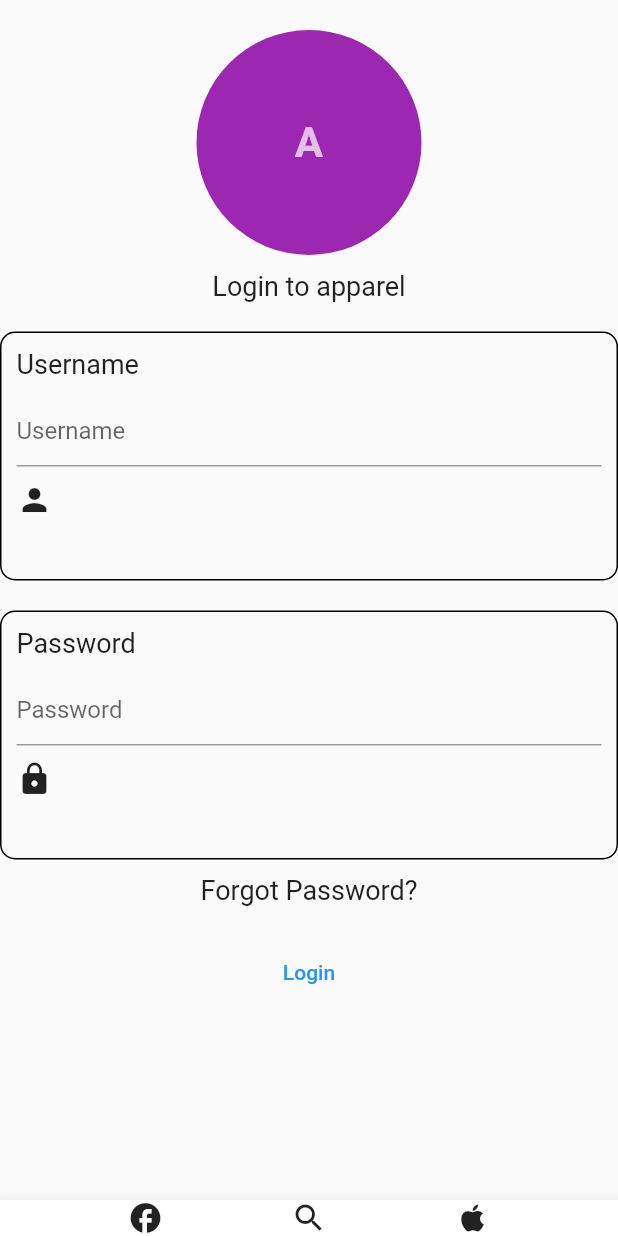
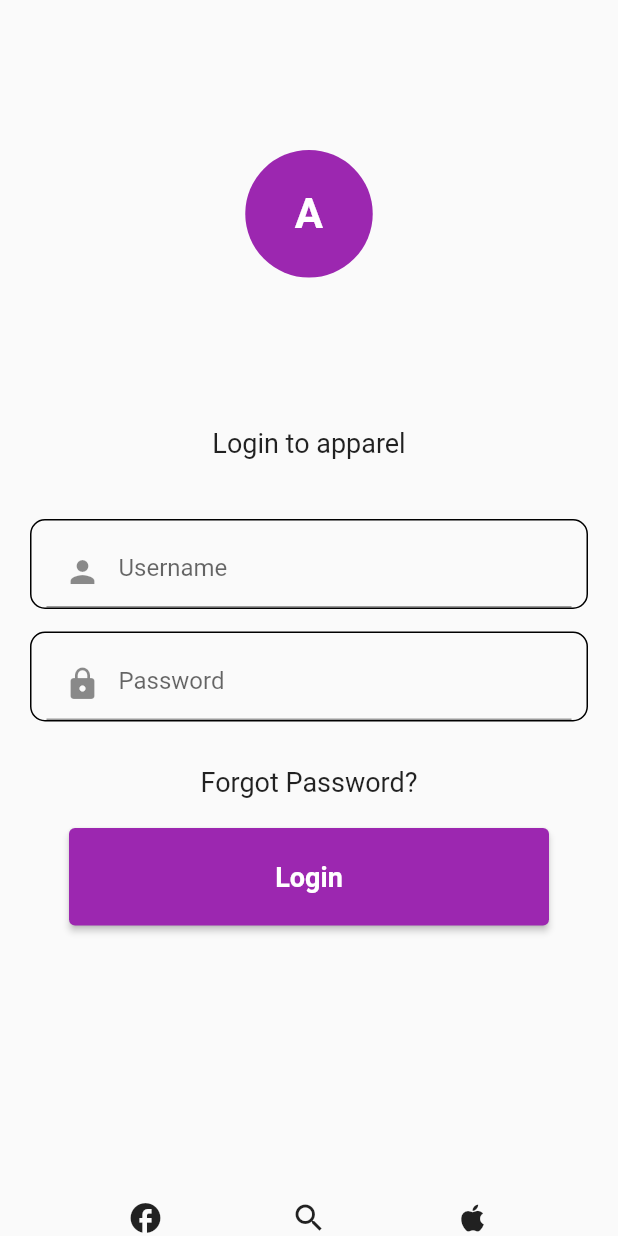
Before and after one commit to ZahraaTrad/zahraa_1, a Flutter app: the screen it shows after launch, on a phone screen of 412 x 824 dp. Run offline on Flutter 3.47's test engine with Material 2 defaults, Android fonts, the light colour scheme and no system bars.

Commit message:
add login screen

```diff
--- a/lib/main.dart
+++ b/lib/main.dart
@@ -10,8 +10,6 @@ class MyApp extends StatefulWidget {
 }
 
 class _MyAppState extends State<MyApp>{
-   String _userInput = '';
-   String _usserInput  = '';
   @override
   Widget build(BuildContext context) {
     return MaterialApp(
@@ -19,10 +17,10 @@ class _MyAppState extends State<MyApp>{
         body: Column(
           crossAxisAlignment: CrossAxisAlignment.center,
           children: [
-            const SizedBox(height: 20),
+            const SizedBox(height: 100),
             Container(
-              width: 150,
-              height: 150,
+              width: 85,
+              height: 85,
               decoration: const BoxDecoration(
                 shape: BoxShape.circle,
                 color: Colors.purple,
@@ -31,14 +29,14 @@ class _MyAppState extends State<MyApp>{
                 child: Text(
                   'A',
                   style: TextStyle(
-                    color: Colors.white70,
+                    color: Colors.white,
                     fontSize: 28,
                     fontWeight: FontWeight.bold,
                   ),
                 ),
               ),
             ),
-            const SizedBox(height: 10),
+            const SizedBox(height: 100),
             const Text(
               'Login to apparel',
               style: TextStyle(
@@ -47,74 +45,40 @@ class _MyAppState extends State<MyApp>{
             ),
             const SizedBox(height: 20),
             Container(
-              padding: const EdgeInsets.all(10),
+              padding: const EdgeInsets.only(top: 10, left: 10, right: 10),
+              margin: const EdgeInsets.only(top: 20, left: 20, right: 20, bottom: 5),
               decoration: BoxDecoration(
                 border: Border.all(width: 1),
                 borderRadius: BorderRadius.circular(10),
               ),
               child: Column(
                 crossAxisAlignment: CrossAxisAlignment.start,
-                children: [
-                  const Text(
-                    'Username',
-                    style: TextStyle(
-                      fontSize: 18,
-                    ),
-                  ),
-                  const SizedBox(height: 10),
+                children: const [
                   TextField(
-                    onChanged: (value){
-                      setState(() {
-                        _userInput = value;
-                      });
-                    },
-                    decoration: const InputDecoration(
+                    decoration: InputDecoration(
+                      prefixIcon: Icon(Icons.person),
                       hintText: 'Username',
                     ),
-                  ),
-                  const SizedBox(height: 10),
-                  const Icon(Icons.person),
-                  const SizedBox(height: 10),
-                  Text(
-                    _userInput,
-                    style: const TextStyle(fontSize: 18),
                   ),
                 ],
               ),
             ),
-            const SizedBox(height: 20),
+            const SizedBox(height: 5),
             Container(
-              padding: const EdgeInsets.all(10),
+              padding: const EdgeInsets.only(top: 10, left: 10, right: 10),
+              margin: const EdgeInsets.only(top: 5, left: 20, right: 20, bottom: 20),
               decoration: BoxDecoration(
                 border: Border.all(width: 1),
                 borderRadius: BorderRadius.circular(10),
               ),
               child: Column(
                 crossAxisAlignment: CrossAxisAlignment.start,
-                children: [
-                  const Text(
-                    'Password',
-                    style: TextStyle(
-                      fontSize: 18,
-                    ),
-                  ),
-                  const SizedBox(height: 10),
+                children: const [
                   TextField(
-                    onChanged: (vvalue){
-                      setState(() {
-                        _usserInput = vvalue;
-                      });
-                    },
-                    decoration: const InputDecoration(
+                    decoration: InputDecoration(
+                      prefixIcon: Icon(Icons.lock),
                       hintText: 'Password',
                     ),
-                  ),
-                  const SizedBox(height: 10),
-                   const Icon(Icons.lock),
-                  const SizedBox(height: 10),
-                  Text(
-                    _usserInput,
-                    style: const TextStyle(fontSize: 18),
                   ),
                 ],
               ),
@@ -127,12 +91,18 @@ class _MyAppState extends State<MyApp>{
               ),
             ),
             const SizedBox(height: 20),
-            TextButton(
+            ElevatedButton(
                 onPressed: () {},
                 child: const Text('Login'),
+              style: ButtonStyle(
+                backgroundColor: MaterialStateProperty.all<Color>(Colors.purple),
+                fixedSize: MaterialStateProperty.all<Size>(Size(320, 65)),
+                foregroundColor: MaterialStateProperty.all<Color>(Colors.white),
+                textStyle: MaterialStateProperty.all<TextStyle>(const TextStyle(fontSize: 18, fontWeight: FontWeight.bold)),
+              ),
             ),
             const Spacer(),
-            BottomAppBar(
+            Container(
               child: Row(
                 mainAxisAlignment: MainAxisAlignment.spaceEvenly,
                 children: const [
```
